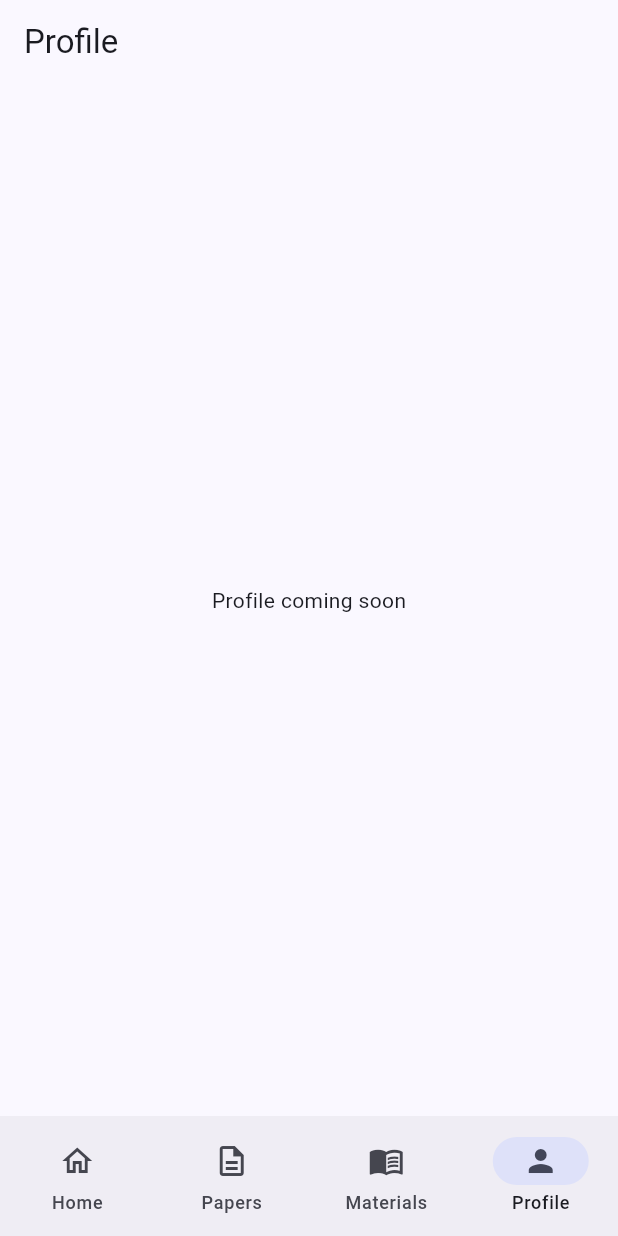
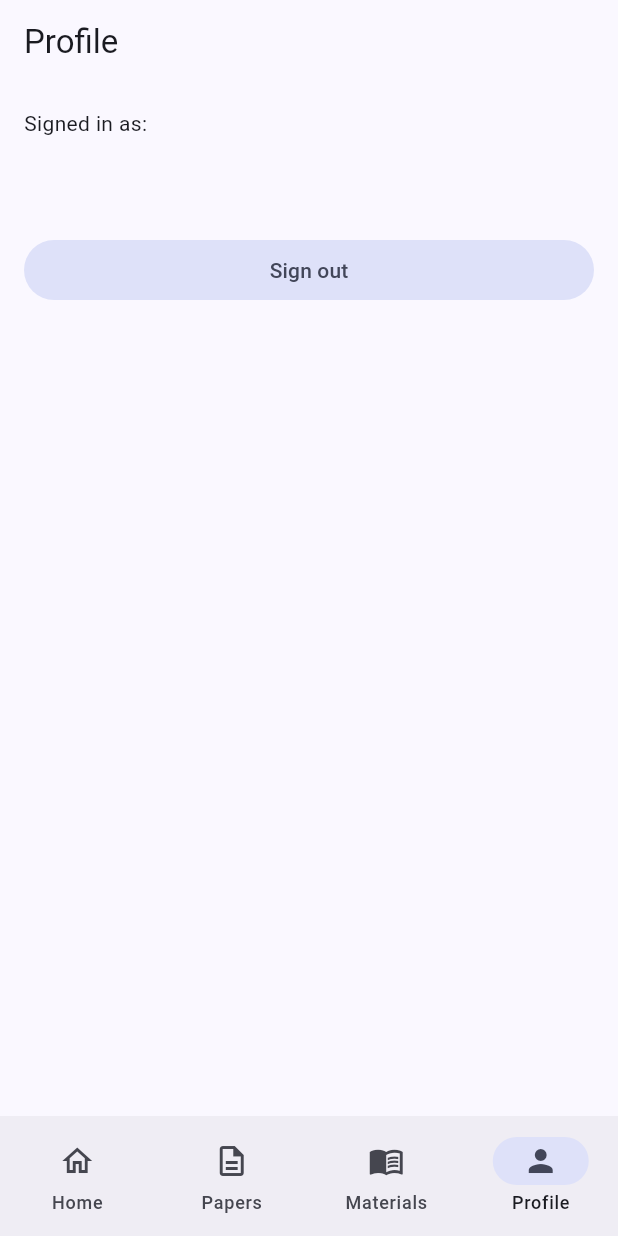
Before and after one commit to MohammedaminSa/testo-app, a Flutter app: the screen it shows once a user with an empty profile is signed in, item 4 of the bottom bar chosen, on a phone screen of 412 x 824 dp. Run offline on Flutter 3.47's test engine with Material 3 defaults, Android fonts, the phone set to English and light mode, and no system bars; our stand-ins replace flutter_riverpod, go_router, supabase_flutter; accounts and stored records are empty.

Commit message:
Update lib/screens/profile_screen.dart with logout button

```diff
--- a/gcse_ace/lib/screens/profile_screen.dart
+++ b/gcse_ace/lib/screens/profile_screen.dart
@@ -1,13 +1,35 @@
 import 'package:flutter/material.dart';
+import 'package:flutter_riverpod/flutter_riverpod.dart';
 
-class ProfileScreen extends StatelessWidget {
+import '../providers/auth_provider.dart';
+import '../services/auth_service.dart';
+
+class ProfileScreen extends ConsumerWidget {
   const ProfileScreen({super.key});
 
   @override
-  Widget build(BuildContext context) {
+  Widget build(BuildContext context, WidgetRef ref) {
+    final user = ref.watch(authStateProvider).value;
     return Scaffold(
       appBar: AppBar(title: const Text('Profile')),
-      body: const Center(child: Text('Profile coming soon')),
+      body: ListView(
+        padding: const EdgeInsets.all(16),
+        children: [
+          Text('Signed in as:', style: Theme.of(context).textTheme.bodyMedium),
+          const SizedBox(height: 4),
+          Text(
+            user?.email ?? 'Unknown',
+            style: Theme.of(context).textTheme.titleLarge,
+          ),
+          const SizedBox(height: 32),
+          FilledButton.tonal(
+            onPressed: () async {
+              await AuthService.instance.signOut();
+            },
+            child: const Text('Sign out'),
+          ),
+        ],
+      ),
     );
   }
 }
```
